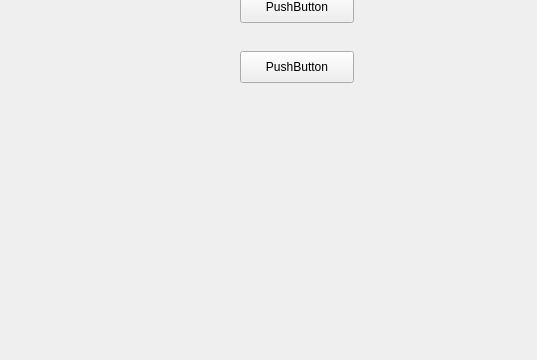
First picture: the form in mainwindow.ui, repository maxim-puchkov/JPEG-Image-Compression, before the edit; both pictures show x 0 to 537 and y 86 to 446 of the 672 by 446 pixel window.
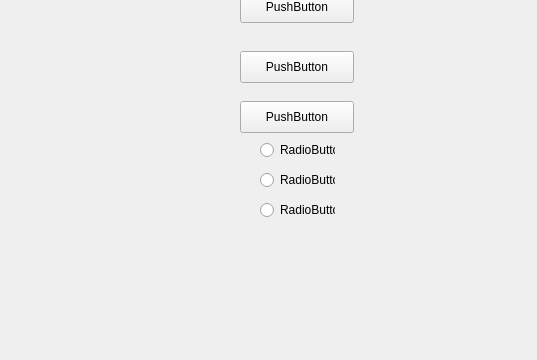
Second picture: the form after the edit.

Patch:
```diff
--- a/mainwindow.ui
+++ b/mainwindow.ui
@@ -40,6 +40,58 @@
      <string>PushButton</string>
     </property>
    </widget>
+   <widget class="QPushButton" name="pushButton_3">
+    <property name="geometry">
+     <rect>
+      <x>240</x>
+      <y>170</y>
+      <width>114</width>
+      <height>32</height>
+     </rect>
+    </property>
+    <property name="text">
+     <string>PushButton</string>
+    </property>
+   </widget>
+   <widget class="QRadioButton" name="radioButton">
+    <property name="geometry">
+     <rect>
+      <x>260</x>
+      <y>210</y>
+      <width>75</width>
+      <height>18</height>
+     </rect>
+    </property>
+    <property name="text">
+     <string>RadioButton</string>
+    </property>
+   </widget>
+   <widget class="QRadioButton" name="radioButton_2">
+    <property name="geometry">
+     <rect>
+      <x>260</x>
+      <y>240</y>
+      <width>75</width>
+      <height>18</height>
+     </rect>
+    </property>
+    <property name="text">
+     <string>RadioButton</string>
+    </property>
+   </widget>
+   <widget class="QRadioButton" name="radioButton_3">
+    <property name="geometry">
+     <rect>
+      <x>260</x>
+      <y>270</y>
+      <width>75</width>
+      <height>18</height>
+     </rect>
+    </property>
+    <property name="text">
+     <string>RadioButton</string>
+    </property>
+   </widget>
   </widget>
   <widget class="QMenuBar" name="menuBar">
    <property name="geometry">
```
Left out of the diff: 2 changed lines with no effect on the pictures.
